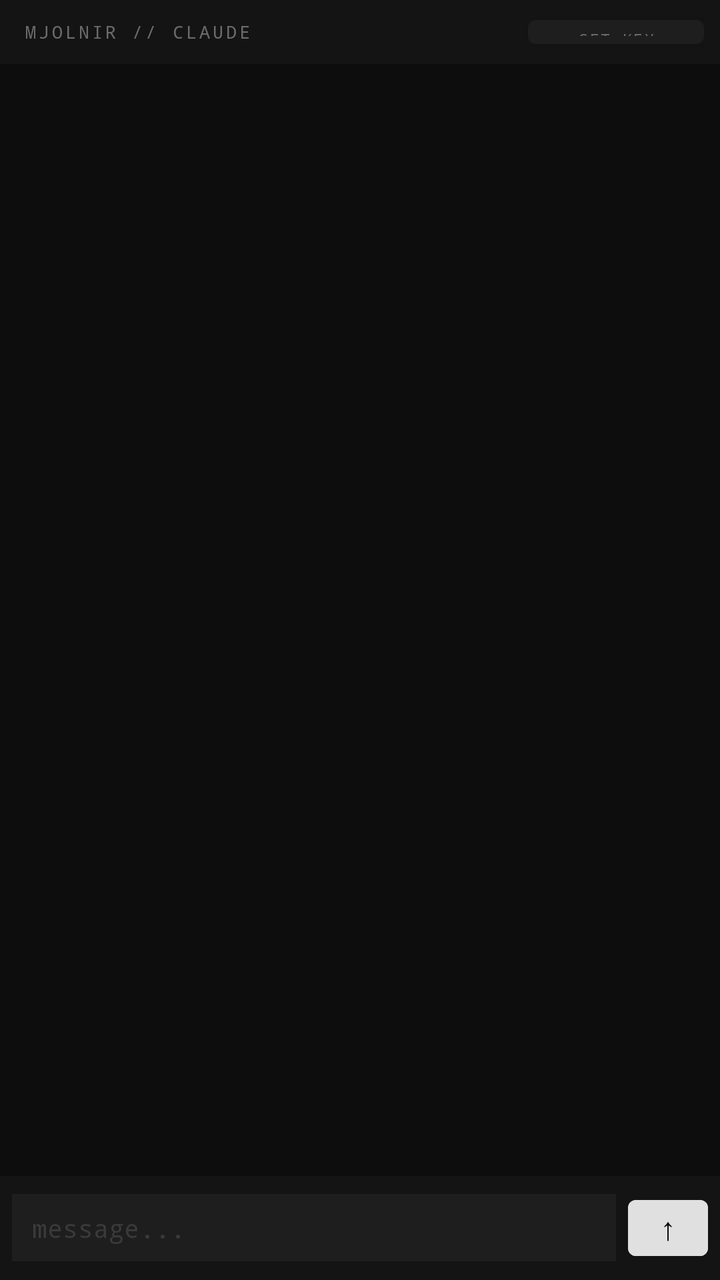
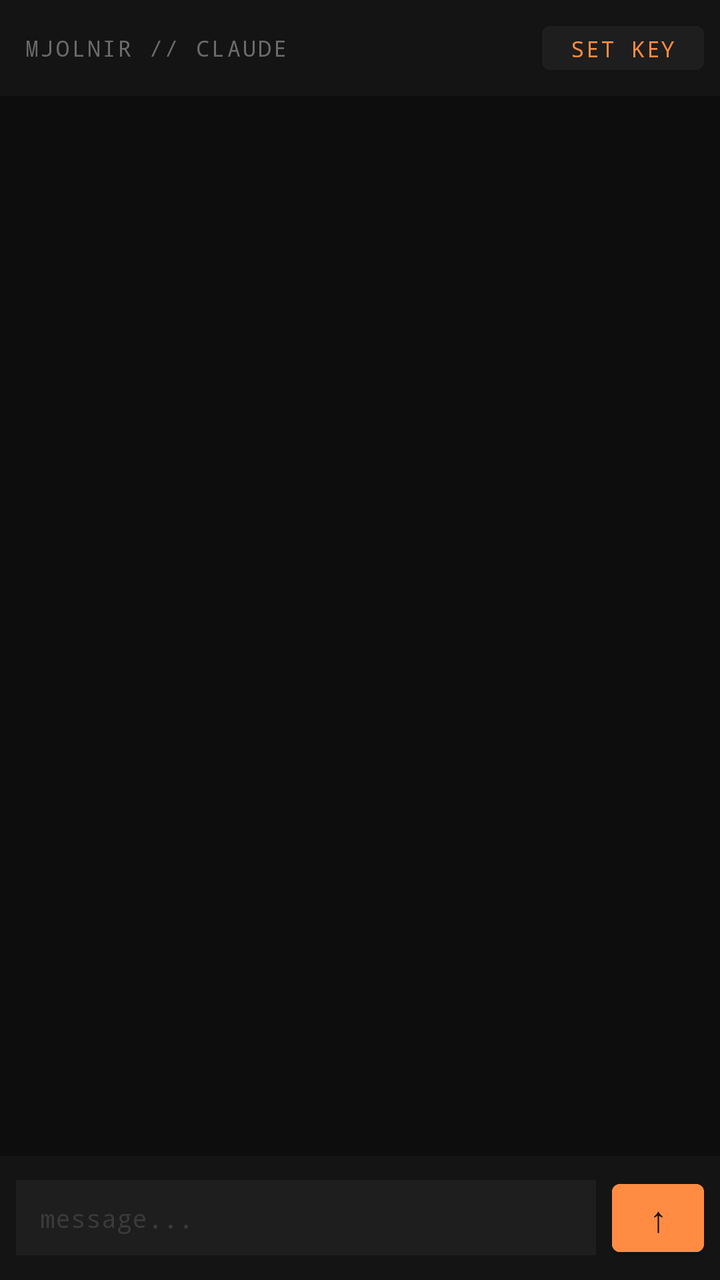

An Android layout rendered at two revisions. The XML below is the earlier revision; the diff shows what the commit changed to produce the second picture.
<!-- AndroidManifest.xml: application theme Theme.MjolnirTerminal -->
<!-- res/layout/fragment_claude.xml -->
<?xml version="1.0" encoding="utf-8"?>
<LinearLayout xmlns:android="http://schemas.android.com/apk/res/android"
    android:layout_width="match_parent"
    android:layout_height="match_parent"
    android:orientation="vertical"
    android:background="@color/bg_primary">

    <LinearLayout
        android:layout_width="match_parent"
        android:layout_height="32dp"
        android:orientation="horizontal"
        android:paddingStart="12dp"
        android:paddingEnd="8dp"
        android:gravity="center_vertical"
        android:background="@color/bg_secondary">

        <TextView
            android:layout_width="0dp"
            android:layout_height="wrap_content"
            android:layout_weight="1"
            android:text="MJOLNIR // CLAUDE"
            android:textColor="@color/text_dim"
            android:fontFamily="monospace"
            android:textSize="9sp"
            android:letterSpacing="0.15" />

        <Button
            android:id="@+id/api_key_button"
            android:layout_width="wrap_content"
            android:layout_height="24dp"
            android:text="SET KEY"
            android:textSize="8sp"
            android:fontFamily="monospace"
            android:letterSpacing="0.1"
            android:paddingStart="8dp"
            android:paddingEnd="8dp"
            android:backgroundTint="@color/bg_tertiary"
            android:textColor="@color/text_dim" />
    </LinearLayout>

    <androidx.recyclerview.widget.RecyclerView
        android:id="@+id/message_list"
        android:layout_width="match_parent"
        android:layout_height="0dp"
        android:layout_weight="1"
        android:paddingStart="12dp"
        android:paddingEnd="12dp"
        android:paddingTop="8dp"
        android:paddingBottom="4dp"
        android:clipToPadding="false"
        android:scrollbars="none" />

    <LinearLayout
        android:layout_width="match_parent"
        android:layout_height="wrap_content"
        android:orientation="horizontal"
        android:background="@color/bg_secondary"
        android:padding="6dp"
        android:gravity="center_vertical">

        <EditText
            android:id="@+id/input_field"
            android:layout_width="0dp"
            android:layout_height="wrap_content"
            android:layout_weight="1"
            android:hint="message..."
            android:textColorHint="@color/text_hint"
            android:textColor="@color/text_primary"
            android:textSize="13sp"
            android:fontFamily="monospace"
            android:background="@color/bg_tertiary"
            android:paddingStart="10dp"
            android:paddingEnd="10dp"
            android:paddingTop="8dp"
            android:paddingBottom="8dp"
            android:imeOptions="actionSend"
            android:inputType="textMultiLine|textAutoCorrect"
            android:maxLines="4" />

        <Button
            android:id="@+id/send_button"
            android:layout_width="40dp"
            android:layout_height="40dp"
            android:layout_marginStart="6dp"
            android:text="↑"
            android:textSize="16sp"
            android:textColor="@color/bg_primary"
            android:backgroundTint="@color/text_primary"
            android:padding="0dp" />
    </LinearLayout>

</LinearLayout>
<!-- resources referenced by this layout -->
<resources>
  <color name="bg_primary">#0D0D0D</color>
  <color name="bg_secondary">#141414</color>
  <color name="bg_tertiary">#1E1E1E</color>
  <color name="text_dim">#6B6B6B</color>
  <color name="text_hint">#3A3A3A</color>
  <color name="text_primary">#E0E0E0</color>
  <style name="Theme.MjolnirTerminal" parent="Theme.MaterialComponents.NoActionBar">
          <item name="android:colorBackground">@color/bg_primary</item>
          <item name="colorPrimary">@color/text_primary</item>
          <item name="colorOnPrimary">@color/bg_primary</item>
          <item name="colorSurface">@color/bg_secondary</item>
          <item name="android:statusBarColor">@color/status_bar</item>
          <item name="android:navigationBarColor">@color/bg_primary</item>
          <item name="android:windowLightStatusBar">false</item>
          <item name="android:windowLightNavigationBar">false</item>
          <item name="android:textColorPrimary">@color/text_primary</item>
          <item name="android:textColorSecondary">@color/text_dim</item>
          <item name="editTextStyle">@style/Widget.MjolnirTerminal.EditText</item>
      </style>
  <color name="status_bar">#0D0D0D</color>
  <style name="Widget.MjolnirTerminal.EditText" parent="Widget.AppCompat.EditText">
          <item name="android:textColor">@color/text_primary</item>
          <item name="android:textColorHint">@color/text_hint</item>
          <item name="android:background">@color/bg_tertiary</item>
      </style>
</resources>

<!-- the commit's change to res/layout/fragment_claude.xml (unified diff, before → after) -->
@@ -3,11 +3,12 @@
     android:layout_width="match_parent"
     android:layout_height="match_parent"
     android:orientation="vertical"
+    android:fitsSystemWindows="true"
     android:background="@color/bg_primary">
 
     <LinearLayout
         android:layout_width="match_parent"
-        android:layout_height="32dp"
+        android:layout_height="48dp"
         android:orientation="horizontal"
         android:paddingStart="12dp"
         android:paddingEnd="8dp"
@@ -21,21 +22,25 @@
             android:text="MJOLNIR // CLAUDE"
             android:textColor="@color/text_dim"
             android:fontFamily="monospace"
-            android:textSize="9sp"
-            android:letterSpacing="0.15" />
+            android:textSize="11sp"
+            android:letterSpacing="0.1"
+            android:ellipsize="end"
+            android:maxLines="1" />
 
         <Button
             android:id="@+id/api_key_button"
             android:layout_width="wrap_content"
-            android:layout_height="24dp"
+            android:layout_height="34dp"
+            android:minWidth="0dp"
+            android:minHeight="0dp"
             android:text="SET KEY"
-            android:textSize="8sp"
+            android:textSize="11sp"
             android:fontFamily="monospace"
-            android:letterSpacing="0.1"
-            android:paddingStart="8dp"
-            android:paddingEnd="8dp"
+            android:letterSpacing="0.08"
+            android:paddingStart="14dp"
+            android:paddingEnd="14dp"
             android:backgroundTint="@color/bg_tertiary"
-            android:textColor="@color/text_dim" />
+            android:textColor="@color/claude_orange" />
     </LinearLayout>
 
     <androidx.recyclerview.widget.RecyclerView
@@ -55,7 +60,7 @@
         android:layout_height="wrap_content"
         android:orientation="horizontal"
         android:background="@color/bg_secondary"
-        android:padding="6dp"
+        android:padding="8dp"
         android:gravity="center_vertical">
 
         <EditText
@@ -65,27 +70,27 @@
             android:layout_weight="1"
             android:hint="message..."
             android:textColorHint="@color/text_hint"
-            android:textColor="@color/text_primary"
+            android:textColor="@color/claude_orange"
             android:textSize="13sp"
             android:fontFamily="monospace"
             android:background="@color/bg_tertiary"
-            android:paddingStart="10dp"
-            android:paddingEnd="10dp"
-            android:paddingTop="8dp"
-            android:paddingBottom="8dp"
+            android:paddingStart="12dp"
+            android:paddingEnd="12dp"
+            android:paddingTop="10dp"
+            android:paddingBottom="10dp"
             android:imeOptions="actionSend"
             android:inputType="textMultiLine|textAutoCorrect"
             android:maxLines="4" />
 
         <Button
             android:id="@+id/send_button"
-            android:layout_width="40dp"
-            android:layout_height="40dp"
-            android:layout_marginStart="6dp"
+            android:layout_width="46dp"
+            android:layout_height="46dp"
+            android:layout_marginStart="8dp"
             android:text="↑"
-            android:textSize="16sp"
+            android:textSize="18sp"
             android:textColor="@color/bg_primary"
-            android:backgroundTint="@color/text_primary"
+            android:backgroundTint="@color/claude_orange"
             android:padding="0dp" />
     </LinearLayout>
 
<!-- resource entries referenced after the edit -->
@@ -3,6 +3,7 @@
   <color name="bg_primary">#0D0D0D</color>
   <color name="bg_secondary">#141414</color>
   <color name="bg_tertiary">#1E1E1E</color>
+  <color name="claude_orange">#FF8C42</color>
   <color name="text_dim">#6B6B6B</color>
   <color name="text_hint">#3A3A3A</color>
   <color name="text_primary">#E0E0E0</color>
